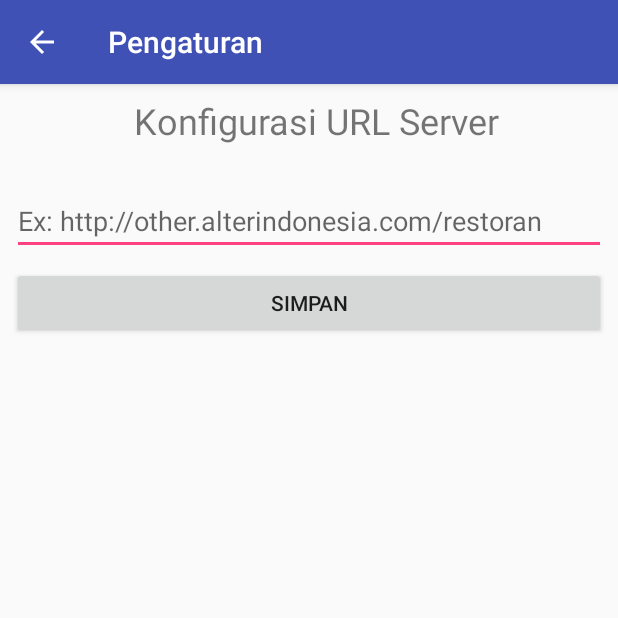
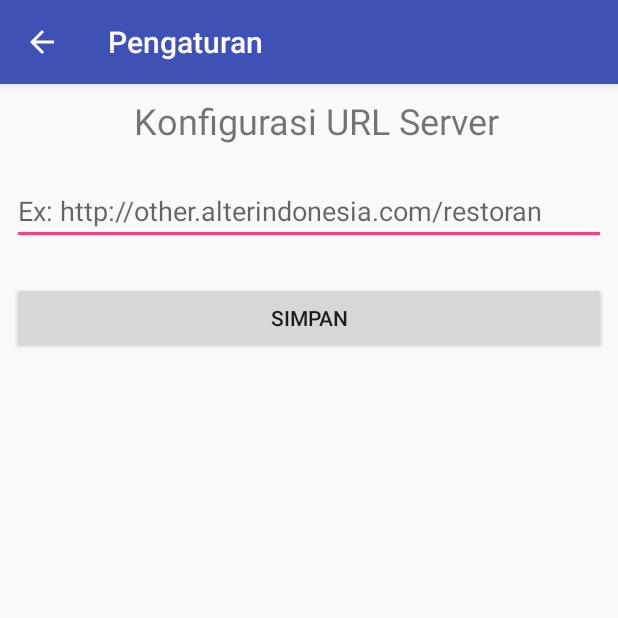
Before and after one commit to febrianrz/alter_kursus_restoran_apps, an Android app: the ServerActivity screen opened directly, with no data from a screen before it, on a phone screen of 412 x 824 dp, the top half of it. Run offline under Robolectric (Android 15) with nearby library versions, the phone set to English and light mode, and no system bars.

Commit message:
berhasil layouting setting server url

```diff
--- a/app/src/main/res/layout/activity_server.xml
+++ b/app/src/main/res/layout/activity_server.xml
@@ -21,26 +21,30 @@
         app:layout_constraintLeft_toLeftOf="parent"
         app:layout_constraintRight_toRightOf="parent"
         app:layout_constraintTop_toTopOf="parent"
-        app:layout_constraintVertical_bias="0.0" />
+        app:layout_constraintVertical_bias="0.0"
+        android:layout_marginStart="8dp"
+        android:layout_marginEnd="8dp" />
 
     <EditText
-        android:id="@+id/textURL"
-        android:layout_width="match_parent"
+        android:id="@+id/edURL"
+        android:layout_width="0dp"
         android:layout_height="wrap_content"
         android:layout_marginLeft="8dp"
         android:layout_marginRight="8dp"
-        android:layout_marginTop="28dp"
+        android:layout_marginTop="21dp"
         android:ems="10"
         android:hint="Ex: http://other.alterindonesia.com/restoran"
         android:inputType="textPersonName"
         app:layout_constraintHorizontal_bias="1.0"
         app:layout_constraintLeft_toLeftOf="parent"
         app:layout_constraintRight_toRightOf="parent"
-        app:layout_constraintTop_toBottomOf="@+id/textView2" />
+        app:layout_constraintTop_toBottomOf="@+id/textView2"
+        android:layout_marginStart="8dp"
+        android:layout_marginEnd="8dp" />
 
     <Button
         android:id="@+id/btnSimpan"
-        android:layout_width="match_parent"
+        android:layout_width="0dp"
         android:layout_height="wrap_content"
         android:layout_marginBottom="8dp"
         android:layout_marginLeft="8dp"
@@ -51,6 +55,9 @@
         app:layout_constraintHorizontal_bias="0.0"
         app:layout_constraintLeft_toLeftOf="parent"
         app:layout_constraintRight_toRightOf="parent"
-        app:layout_constraintTop_toBottomOf="@+id/textURL"
-        app:layout_constraintVertical_bias="0.0" />
+        app:layout_constraintTop_toBottomOf="@+id/edURL"
+        app:layout_constraintVertical_bias="0.028"
+        android:layout_marginStart="8dp"
+        android:layout_marginEnd="8dp" />
+
 </android.support.constraint.ConstraintLayout>
```
